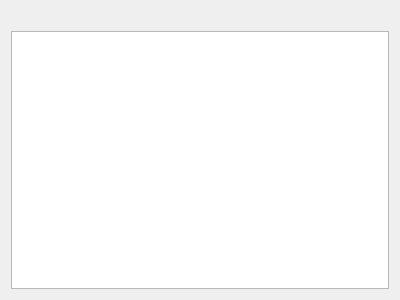
The window that ui/themewidget.ui (Zapharaos/Color-Theme-Manager) describes before a commit, drawn with Qt 5.
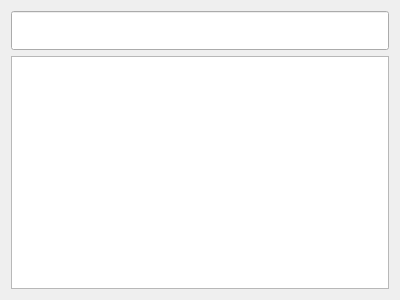
The same window after the commit.

Patch:
```diff
--- a/ui/themewidget.ui
+++ b/ui/themewidget.ui
@@ -10,22 +10,17 @@
     <height>300</height>
    </rect>
   </property>
+  <property name="font">
+   <font>
+    <pointsize>20</pointsize>
+   </font>
+  </property>
   <property name="windowTitle">
    <string>Form</string>
   </property>
   <layout class="QVBoxLayout" name="verticalLayout">
-   <item alignment="Qt::AlignHCenter">
-    <widget class="QLabel" name="name">
-     <property name="sizePolicy">
-      <sizepolicy hsizetype="Fixed" vsizetype="Fixed">
-       <horstretch>0</horstretch>
-       <verstretch>0</verstretch>
-      </sizepolicy>
-     </property>
-     <property name="text">
-      <string/>
-     </property>
-    </widget>
+   <item>
+    <widget class="QLineEdit" name="name"/>
    </item>
    <item>
     <widget class="QListWidget" name="colorsList">
```
